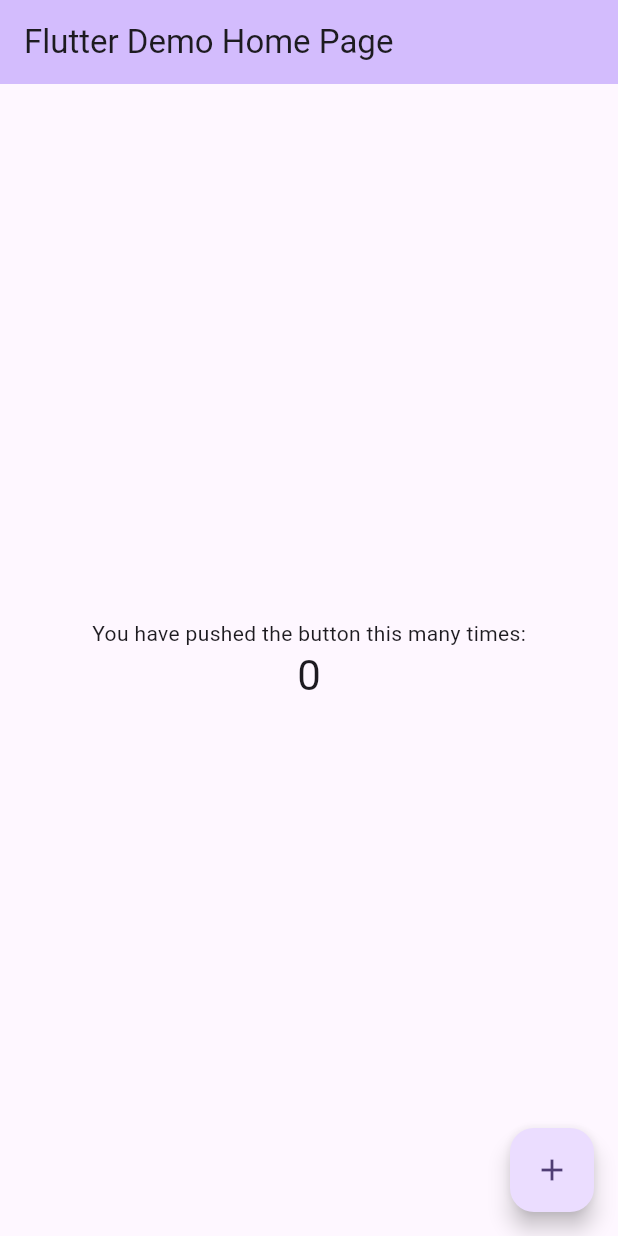
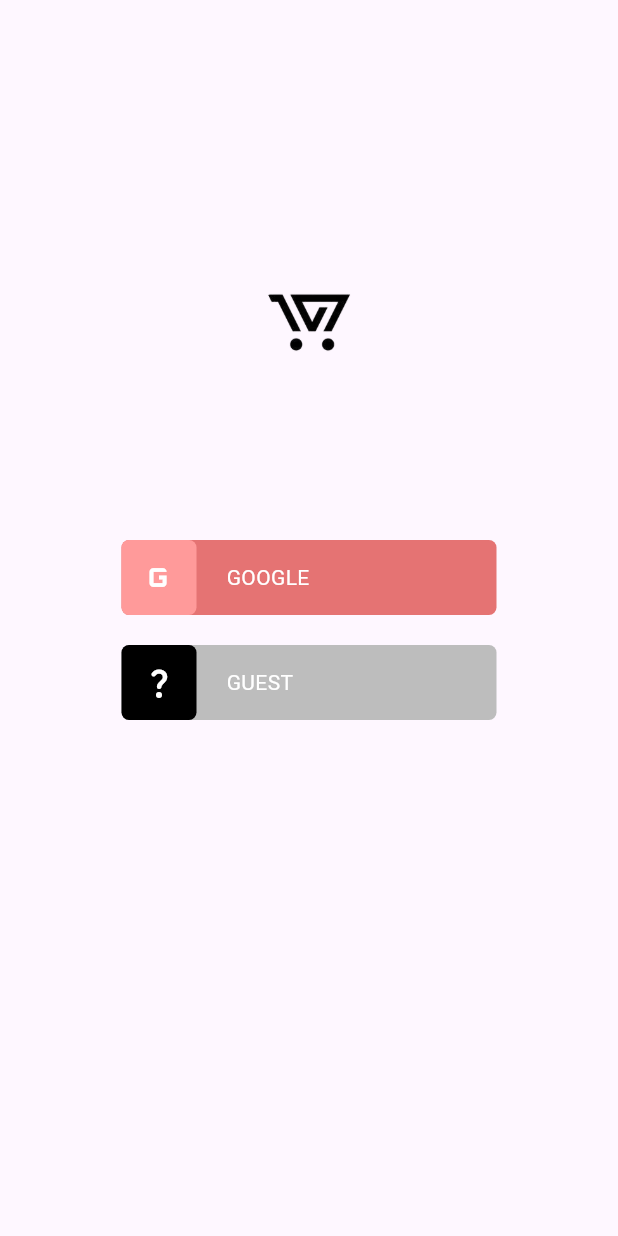
Before and after one commit to MentalJava/simple-shopping-mall, a Flutter app: the screen it shows after launch, on a phone screen of 412 x 824 dp. Run offline on Flutter 3.47's test engine with Material 3 defaults, Android fonts, the light colour scheme and no system bars; our stand-ins replace firebase_core, get; accounts and stored records are empty; generated files the repository leaves out were written again.

Commit message:
Login UI

```diff
--- a/lib/main.dart
+++ b/lib/main.dart
@@ -1,125 +1,12 @@
+import 'package:firebase_core/firebase_core.dart';
 import 'package:flutter/material.dart';
+import 'package:simple_shopping_mall/firebase_options.dart';
+import 'package:simple_shopping_mall/root.dart';
 
-void main() {
+void main() async {
+  WidgetsFlutterBinding.ensureInitialized();
+  await Firebase.initializeApp(
+    options: DefaultFirebaseOptions.currentPlatform,
+  );
   runApp(const MyApp());
 }
-
-class MyApp extends StatelessWidget {
-  const MyApp({super.key});
-
-  // This widget is the root of your application.
-  @override
-  Widget build(BuildContext context) {
-    return MaterialApp(
-      title: 'Flutter Demo',
-      theme: ThemeData(
-        // This is the theme of your application.
-        //
-        // TRY THIS: Try running your application with "flutter run". You'll see
-        // the application has a purple toolbar. Then, without quitting the app,
-        // try changing the seedColor in the colorScheme below to Colors.green
-        // and then invoke "hot reload" (save your changes or press the "hot
-        // reload" button in a Flutter-supported IDE, or press "r" if you used
-        // the command line to start the app).
-        //
-        // Notice that the counter didn't reset back to zero; the application
-        // state is not lost during the reload. To reset the state, use hot
-        // restart instead.
-        //
-        // This works for code too, not just values: Most code changes can be
-        // tested with just a hot reload.
-        colorScheme: ColorScheme.fromSeed(seedColor: Colors.deepPurple),
-        useMaterial3: true,
-      ),
-      home: const MyHomePage(title: 'Flutter Demo Home Page'),
-    );
-  }
-}
-
-class MyHomePage extends StatefulWidget {
-  const MyHomePage({super.key, required this.title});
-
-  // This widget is the home page of your application. It is stateful, meaning
-  // that it has a State object (defined below) that contains fields that affect
-  // how it looks.
-
-  // This class is the configuration for the state. It holds the values (in this
-  // case the title) provided by the parent (in this case the App widget) and
-  // used by the build method of the State. Fields in a Widget subclass are
-  // always marked "final".
-
-  final String title;
-
-  @override
-  State<MyHomePage> createState() => _MyHomePageState();
-}
-
-class _MyHomePageState extends State<MyHomePage> {
-  int _counter = 0;
-
-  void _incrementCounter() {
-    setState(() {
-      // This call to setState tells the Flutter framework that something has
-      // changed in this State, which causes it to rerun the build method below
-      // so that the display can reflect the updated values. If we changed
-      // _counter without calling setState(), then the build method would not be
-      // called again, and so nothing would appear to happen.
-      _counter++;
-    });
-  }
-
-  @override
-  Widget build(BuildContext context) {
-    // This method is rerun every time setState is called, for instance as done
-    // by the _incrementCounter method above.
-    //
-    // The Flutter framework has been optimized to make rerunning build methods
-    // fast, so that you can just rebuild anything that needs updating rather
-    // than having to individually change instances of widgets.
-    return Scaffold(
-      appBar: AppBar(
-        // TRY THIS: Try changing the color here to a specific color (to
-        // Colors.amber, perhaps?) and trigger a hot reload to see the AppBar
-        // change color while the other colors stay the same.
-        backgroundColor: Theme.of(context).colorScheme.inversePrimary,
-        // Here we take the value from the MyHomePage object that was created by
-        // the App.build method, and use it to set our appbar title.
-        title: Text(widget.title),
-      ),
-      body: Center(
-        // Center is a layout widget. It takes a single child and positions it
-        // in the middle of the parent.
-        child: Column(
-          // Column is also a layout widget. It takes a list of children and
-          // arranges them vertically. By default, it sizes itself to fit its
-          // children horizontally, and tries to be as tall as its parent.
-          //
-          // Column has various properties to control how it sizes itself and
-          // how it positions its children. Here we use mainAxisAlignment to
-          // center the children vertically; the main axis here is the vertical
-          // axis because Columns are vertical (the cross axis would be
-          // horizontal).
-          //
-          // TRY THIS: Invoke "debug painting" (choose the "Toggle Debug Paint"
-          // action in the IDE, or press "p" in the console), to see the
-          // wireframe for each widget.
-          mainAxisAlignment: MainAxisAlignment.center,
-          children: <Widget>[
-            const Text(
-              'You have pushed the button this many times:',
-            ),
-            Text(
-              '$_counter',
-              style: Theme.of(context).textTheme.headlineMedium,
-            ),
-          ],
-        ),
-      ),
-      floatingActionButton: FloatingActionButton(
-        onPressed: _incrementCounter,
-        tooltip: 'Increment',
-        child: const Icon(Icons.add),
-      ), // This trailing comma makes auto-formatting nicer for build methods.
-    );
-  }
-}
--- a/lib/root.dart
+++ b/lib/root.dart
@@ -1,11 +1,21 @@
 import 'package:flutter/material.dart';
 import 'package:get/get.dart';
+import 'package:simple_shopping_mall/screens/login.dart';
 
 class MyApp extends StatelessWidget {
   const MyApp({super.key});
 
   @override
   Widget build(BuildContext context) {
-    return const GetMaterialApp();
+    return GetMaterialApp(
+      debugShowCheckedModeBanner: false,
+      initialRoute: '/',
+      getPages: [
+        GetPage(
+          name: '/',
+          page: () => const Login(),
+        ),
+      ],
+    );
   }
 }
--- /dev/null
+++ b/lib/screens/login.dart
@@ -0,0 +1,55 @@
+import 'package:flutter/material.dart';
+import 'package:get/get.dart';
+import 'package:simple_shopping_mall/widgets/button/login_button.dart';
+
+class Login extends StatelessWidget {
+  const Login({super.key});
+
+  @override
+  Widget build(BuildContext context) {
+    return Scaffold(
+      body: Padding(
+        padding: const EdgeInsets.only(
+          top: 20,
+        ),
+        child: Column(
+          children: [
+            Padding(
+              padding: const EdgeInsets.only(
+                top: 120,
+                bottom: 70,
+              ),
+              child: Image(
+                image: const AssetImage('assets/images/shoppingcart.png'),
+                height: 150,
+                width: Get.width,
+              ),
+            ),
+            const LoginButton(
+              logoColor: Color.fromARGB(255, 255, 154, 154),
+              title: 'GOOGLE',
+              backgroundColor: Color.fromARGB(255, 229, 115, 115),
+              icon: Icon(
+                Icons.g_mobiledata_outlined,
+                color: Colors.white,
+                size: 30,
+              ),
+            ),
+            const SizedBox(
+              height: 20,
+            ),
+            const LoginButton(
+              logoColor: Colors.black,
+              title: 'GUEST',
+              backgroundColor: Color.fromRGBO(189, 189, 189, 1),
+              icon: Icon(
+                Icons.question_mark_rounded,
+                color: Colors.white,
+              ),
+            ),
+          ],
+        ),
+      ),
+    );
+  }
+}
--- /dev/null
+++ b/lib/widgets/button/login_button.dart
@@ -0,0 +1,64 @@
+import 'package:flutter/material.dart';
+
+class LoginButton extends StatelessWidget {
+  final Color logoColor;
+  final String title;
+  final Color backgroundColor;
+  final Icon icon;
+  final Function()? onClickEvent;
+
+  const LoginButton({
+    super.key,
+    required this.logoColor,
+    required this.title,
+    required this.backgroundColor,
+    required this.icon,
+    this.onClickEvent,
+  });
+
+  @override
+  Widget build(BuildContext context) {
+    return Row(
+      mainAxisSize: MainAxisSize.min,
+      children: [
+        Container(
+          width: 250,
+          height: 50,
+          decoration: BoxDecoration(
+            color: backgroundColor,
+            borderRadius: BorderRadius.circular(5),
+          ),
+          child: Row(
+            children: [
+              Container(
+                width: 50,
+                height: 50,
+                decoration: BoxDecoration(
+                  color: logoColor,
+                  borderRadius: BorderRadius.circular(5),
+                ),
+                child: Center(
+                  child: icon,
+                ),
+              ),
+              const SizedBox(
+                width: 20,
+              ),
+              GestureDetector(
+                onTap: onClickEvent,
+                child: Center(
+                  child: Text(
+                    title,
+                    style: const TextStyle(
+                      color: Colors.white,
+                    ),
+                  ),
+                ),
+              ),
+            ],
+          ),
+        ),
+      ],
+    );
+  }
+}
```
Also changed, not shown: pubspec.yaml (+5 -3 lines), assets/images/shoppingcart.png (added), 4 other files.
